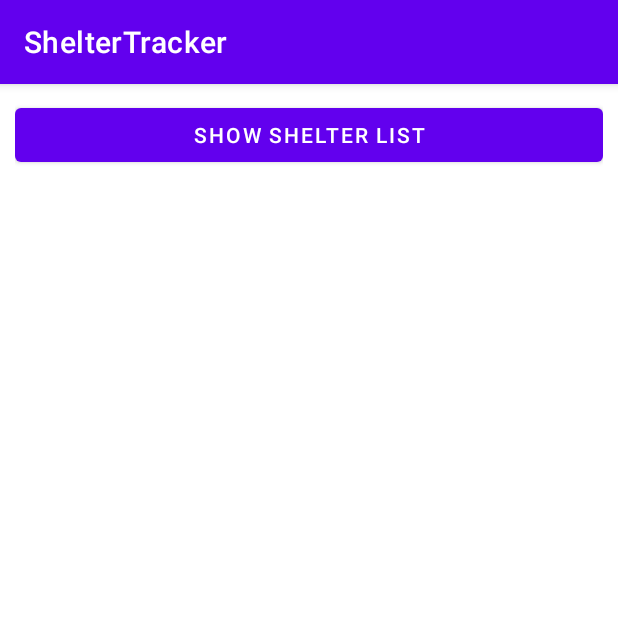
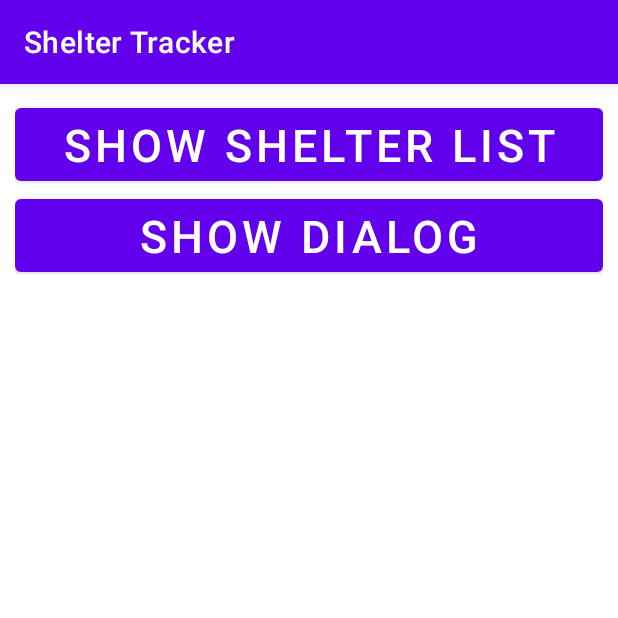
Before and after one commit to Guacamoley/Car-Dealership-Android-App, an Android app: the screen it shows after launch (MainActivity), on a phone screen of 412 x 824 dp, the top half of it. Run offline under Robolectric (Android 15) with nearby library versions, the phone set to English and light mode, and no system bars.

Commit message:
Add code for AlertDialog and File writing.

```diff
--- a/ShelterTracker/app/src/main/java/edu/metrostate/sheltertracker/ShelterTrackerApplication.java
+++ b/ShelterTracker/app/src/main/java/edu/metrostate/sheltertracker/ShelterTrackerApplication.java
@@ -33,6 +33,8 @@ public class ShelterTrackerApplication extends Application {
         // this will put files in the /sdcard/Android/data/edu.metrostate.sheltertracker/files directory
         File externalDir = getExternalFilesDir(null);
 
+        File internalDir = getFilesDir();
+
         File outputFile = new File(externalDir, "myfile.txt");
 
         try {
--- a/ShelterTracker/app/src/main/res/layout/activity_main.xml
+++ b/ShelterTracker/app/src/main/res/layout/activity_main.xml
@@ -1,16 +1,27 @@
 <?xml version="1.0" encoding="utf-8"?>
-<androidx.appcompat.widget.LinearLayoutCompat xmlns:android="http://schemas.android.com/apk/res/android"
+<LinearLayout xmlns:android="http://schemas.android.com/apk/res/android"
     xmlns:app="http://schemas.android.com/apk/res-auto"
     xmlns:tools="http://schemas.android.com/tools"
     android:layout_width="match_parent"
     android:layout_height="match_parent"
+    android:orientation="vertical"
     tools:context=".MainActivity"
     android:padding="10dp">
 
     <Button
+        android:id="@+id/show_shelter_button"
         android:layout_width="match_parent"
         android:layout_height="wrap_content"
         android:text="Show Shelter List"
+        android:textSize="30sp"
         android:onClick="showShelterList"/>
 
-</androidx.appcompat.widget.LinearLayoutCompat>
+    <Button
+        android:id="@+id/show_dialog_button"
+        android:layout_width="match_parent"
+        android:layout_height="wrap_content"
+        android:textSize="30sp"
+        android:text="Show Dialog"
+        android:onClick="showDialog"/>
+
+</LinearLayout>
--- a/ShelterTracker/app/src/main/res/values/strings.xml
+++ b/ShelterTracker/app/src/main/res/values/strings.xml
@@ -1,3 +1,4 @@
 <resources>
-    <string name="app_name">ShelterTracker</string>
+    <string name="app_name">Shelter Tracker</string>
+    <string name="ok">OK</string>
 </resources>
```
Also changed, not shown: ShelterTracker/app/src/main/java/edu/metrostate/sheltertracker/MainActivity.java (+19 -0 lines).
